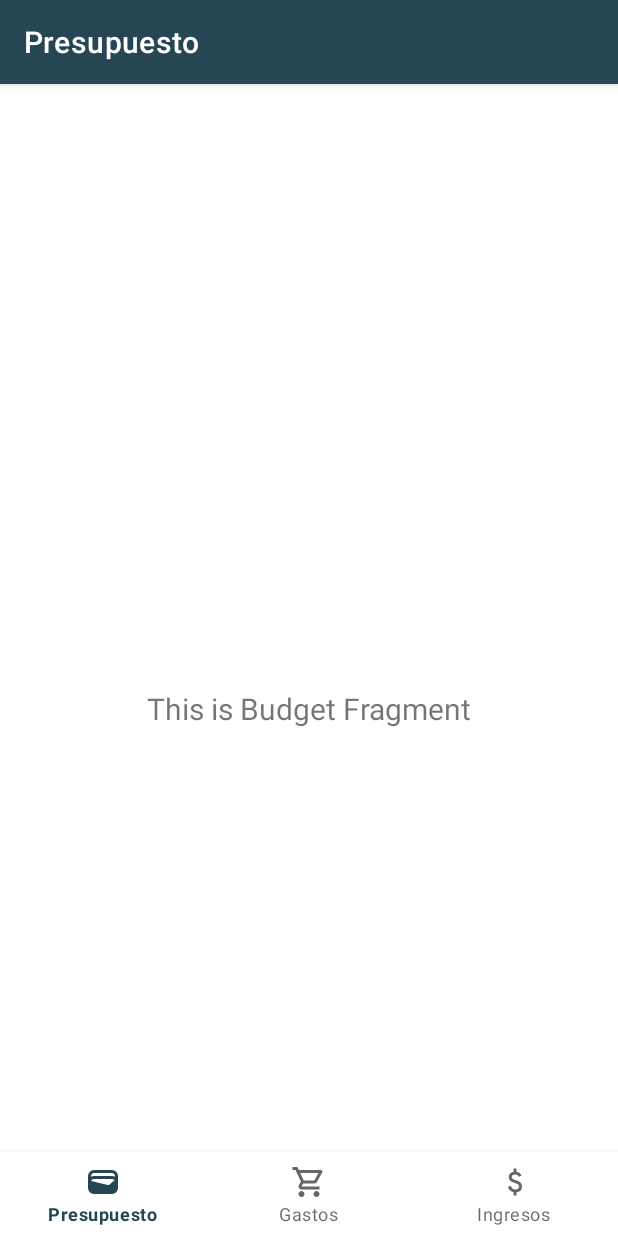
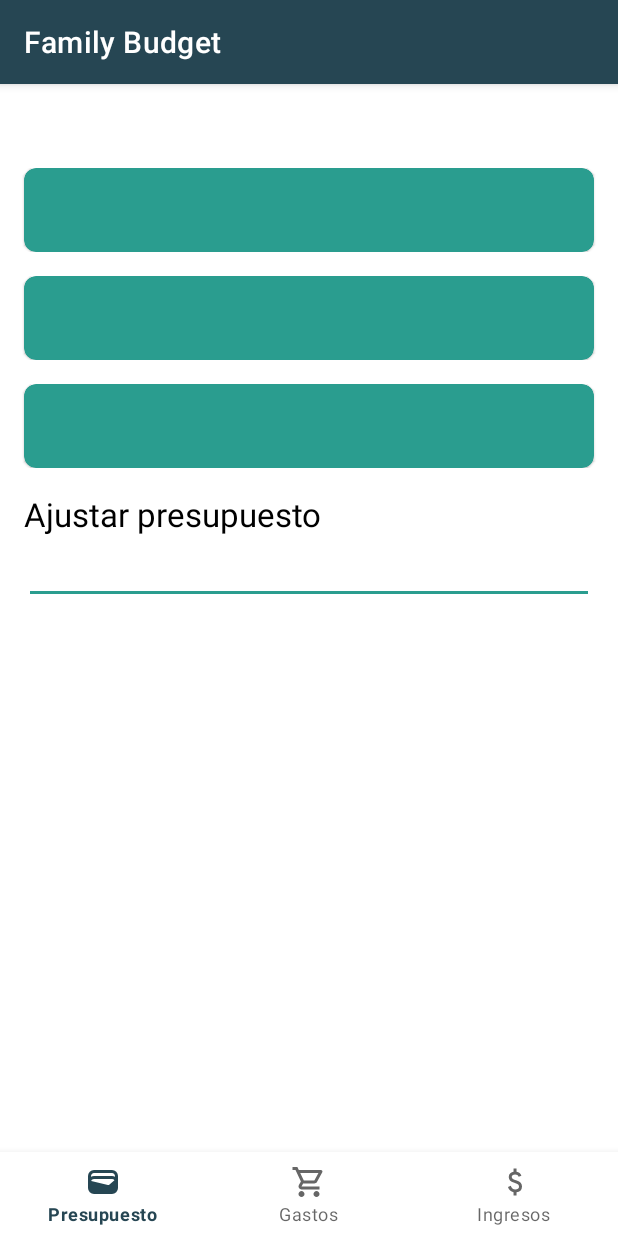
Before and after one commit to JohannRojas/family-budget, an Android app: the screen it shows after launch (MainActivity), on a phone screen of 412 x 824 dp. Run offline under Robolectric (Android 15) with nearby library versions, the phone set to English and light mode, and no system bars; our stand-ins replace navigation-ui.

Commit message:
feat(budget):create card fragment

```diff
--- a/app/src/main/java/com/example/familybudget/MainActivity.kt
+++ b/app/src/main/java/com/example/familybudget/MainActivity.kt
@@ -1,9 +1,11 @@
 package com.example.familybudget
 
 import android.os.Bundle
+import android.widget.TextView
 import com.google.android.material.bottomnavigation.BottomNavigationView
 import androidx.appcompat.app.AppCompatActivity
 import androidx.appcompat.app.AppCompatDelegate
+import androidx.appcompat.widget.Toolbar
 import androidx.navigation.findNavController
 import androidx.navigation.ui.AppBarConfiguration
 import androidx.navigation.ui.setupActionBarWithNavController
@@ -24,15 +26,29 @@ class MainActivity : AppCompatActivity() {
 
         val navView: BottomNavigationView = binding.navView
 
+//        val toolbar = binding.toolbar.findViewById<Toolbar>(R.id.custom_toolbar)
+//        setSupportActionBar(toolbar)
+
+//        supportActionBar?.setDisplayShowTitleEnabled(true)
+
+
         val navController = findNavController(R.id.nav_host_fragment_activity_main)
-        // Passing each menu ID as a set of Ids because each
-        // menu should be considered as top level destinations.
+//        // Passing each menu ID as a set of Ids because each
+//        // menu should be considered as top level destinations.
         val appBarConfiguration = AppBarConfiguration(
             setOf(
                 R.id.navigation_budget, R.id.navigation_bills, R.id.navigation_income
             )
         )
-        setupActionBarWithNavController(navController, appBarConfiguration)
+//        setupActionBarWithNavController(navController, appBarConfiguration)
         navView.setupWithNavController(navController)
+        navView.isItemHorizontalTranslationEnabled = true
+
+        navController.addOnDestinationChangedListener { _, destination, _ ->
+            val title = destination.label.toString()
+//            toolbar.findViewById<TextView>(R.id.toolbar_title).text = title
+        }
+//
+//        toolbar.findViewById<TextView>(R.id.toolbar_title).text = "Budget"
     }
 }
--- a/app/src/main/java/com/example/familybudget/ui/bills/BillsFragment.kt
+++ b/app/src/main/java/com/example/familybudget/ui/bills/BillsFragment.kt
@@ -28,10 +28,10 @@ class BillsFragment : Fragment() {
         _binding = FragmentBudgetBinding.inflate(inflater, container, false)
         val root: View = binding.root
 
-        val textView: TextView = binding.textBills
-        billsViewModel.text.observe(viewLifecycleOwner) {
-            textView.text = it
-        }
+//        val textView: TextView = binding.textBudget
+//        billsViewModel.text.observe(viewLifecycleOwner) {
+//            textView.text = it
+//        }
         return root
     }
 
--- a/app/src/main/java/com/example/familybudget/ui/budget/BudgetFragment.kt
+++ b/app/src/main/java/com/example/familybudget/ui/budget/BudgetFragment.kt
@@ -28,7 +28,7 @@ class BudgetFragment : Fragment() {
         _binding = FragmentBillsBinding.inflate(inflater, container, false)
         val root: View = binding.root
 
-        val textView: TextView = binding.textIncome
+        val textView: TextView = binding.textBills
         budgetViewModel.text.observe(viewLifecycleOwner) {
             textView.text = it
         }
--- a/app/src/main/res/layout/activity_main.xml
+++ b/app/src/main/res/layout/activity_main.xml
@@ -7,6 +7,41 @@
     android:paddingTop="?attr/actionBarSize"
     android:theme="@style/Theme.FamilyBudget"
     >
+
+<!--    <androidx.appcompat.widget.Toolbar-->
+<!--        android:id="@+id/toolbar"-->
+<!--        android:layout_width="match_parent"-->
+<!--        android:layout_height="?attr/actionBarSize"-->
+<!--        android:background="@color/primary"-->
+<!--        app:layout_constraintHorizontal_bias="0.0"-->
+<!--        app:layout_constraintLeft_toLeftOf="parent"-->
+<!--        app:layout_constraintRight_toRightOf="parent"-->
+<!--        app:layout_constraintTop_toTopOf="parent"-->
+<!--        app:titleTextAppearance="@style/ToolbarText">-->
+
+<!--        <TextView-->
+<!--            android:id="@+id/toolbar_title"-->
+<!--            android:layout_width="wrap_content"-->
+<!--            android:layout_height="wrap_content"-->
+<!--            android:layout_gravity="center"-->
+<!--            android:text="Budget"-->
+<!--            android:textColor="@color/white"-->
+<!--            android:textSize="32sp" />-->
+<!--    </androidx.appcompat.widget.Toolbar>-->
+
+    <fragment
+        android:id="@+id/nav_host_fragment_activity_main"
+        android:name="androidx.navigation.fragment.NavHostFragment"
+        android:layout_width="match_parent"
+        android:layout_height="match_parent"
+        app:defaultNavHost="true"
+        app:layout_constraintBottom_toTopOf="@id/nav_view"
+        app:layout_constraintLeft_toLeftOf="parent"
+        app:layout_constraintRight_toRightOf="parent"
+        app:layout_constraintTop_toTopOf="parent"
+        app:navGraph="@navigation/mobile_navigation"
+
+        />
 
     <com.google.android.material.bottomnavigation.BottomNavigationView
         android:id="@+id/nav_view"
@@ -18,18 +53,9 @@
         app:layout_constraintBottom_toBottomOf="parent"
         app:layout_constraintLeft_toLeftOf="parent"
         app:layout_constraintRight_toRightOf="parent"
-        app:menu="@menu/bottom_nav_menu" />
-
-    <fragment
-        android:id="@+id/nav_host_fragment_activity_main"
-        android:name="androidx.navigation.fragment.NavHostFragment"
-        android:layout_width="match_parent"
-        android:layout_height="match_parent"
-        app:defaultNavHost="true"
-        app:layout_constraintBottom_toTopOf="@id/nav_view"
-        app:layout_constraintLeft_toLeftOf="parent"
-        app:layout_constraintRight_toRightOf="parent"
-        app:layout_constraintTop_toTopOf="parent"
-        app:navGraph="@navigation/mobile_navigation" />
-
+        app:menu="@menu/bottom_nav_menu"
+        app:itemTextAppearanceActive="@style/BottomNavigationActiveText"
+        app:itemTextAppearanceInactive="@style/BottomNavigationInactiveText"
+        app:itemRippleColor="@android:color/transparent"
+        />
 </androidx.constraintlayout.widget.ConstraintLayout>
--- /dev/null
+++ b/app/src/main/res/layout/custom_card.xml
@@ -0,0 +1,25 @@
+<?xml version="1.0" encoding="utf-8"?>
+<androidx.constraintlayout.widget.ConstraintLayout xmlns:android="http://schemas.android.com/apk/res/android"
+    android:layout_width="match_parent"
+    android:layout_height="match_parent"
+    xmlns:app="http://schemas.android.com/apk/res-auto">
+
+    <com.google.android.material.card.MaterialCardView
+        android:id="@+id/custom_card"
+        app:cardCornerRadius="8dp"
+        android:layout_width="match_parent"
+        android:layout_height="wrap_content"
+        android:layout_marginHorizontal="16dp"
+        app:layout_constraintTop_toTopOf="parent"
+        android:background="@color/primary"
+        android:minHeight="?attr/actionBarSize"
+        android:theme="?attr/actionBarTheme"
+        android:elevation="4dp"
+        android:layout_marginTop="0dp"
+        android:layout_marginBottom="0dp"
+        app:cardBackgroundColor="@color/secondary"
+        />
+
+
+
+</androidx.constraintlayout.widget.ConstraintLayout>
--- a/app/src/main/res/layout/fragment_bills.xml
+++ b/app/src/main/res/layout/fragment_bills.xml
@@ -7,7 +7,7 @@
     tools:context=".ui.budget.BudgetFragment">
 
     <TextView
-        android:id="@+id/text_income"
+        android:id="@+id/textBills"
         android:layout_width="match_parent"
         android:layout_height="wrap_content"
         android:layout_marginStart="8dp"
@@ -19,4 +19,6 @@
         app:layout_constraintEnd_toEndOf="parent"
         app:layout_constraintStart_toStartOf="parent"
         app:layout_constraintTop_toTopOf="parent" />
+
+
 </androidx.constraintlayout.widget.ConstraintLayout>
--- a/app/src/main/res/layout/fragment_budget.xml
+++ b/app/src/main/res/layout/fragment_budget.xml
@@ -6,17 +6,50 @@
     android:layout_height="match_parent"
     tools:context=".ui.bills.BillsFragment">
 
-    <TextView
-        android:id="@+id/text_bills"
+
+    <include
+        android:id="@+id/totalBudgetCard"
+        layout="@layout/custom_card"
         android:layout_width="match_parent"
         android:layout_height="wrap_content"
-        android:layout_marginStart="8dp"
-        android:layout_marginTop="8dp"
-        android:layout_marginEnd="8dp"
-        android:textAlignment="center"
-        android:textSize="20sp"
-        app:layout_constraintBottom_toBottomOf="parent"
-        app:layout_constraintEnd_toEndOf="parent"
-        app:layout_constraintStart_toStartOf="parent"
         app:layout_constraintTop_toTopOf="parent" />
+
+    <include
+        android:id="@+id/billsCard"
+        layout="@layout/custom_card"
+        android:layout_width="match_parent"
+        android:layout_height="wrap_content"
+        style="@style/Theme.FamilyBudget"
+        android:layout_marginTop="16dp"
+        app:layout_constraintTop_toBottomOf="@id/totalBudgetCard" />
+
+    <include
+        android:id="@+id/remainingCard"
+        layout="@layout/custom_card"
+        android:layout_width="match_parent"
+        android:layout_height="wrap_content"
+        android:layout_marginTop="16dp"
+        app:layout_constraintTop_toBottomOf="@id/billsCard" />
+
+    <TextView
+        android:id="@+id/labelBudgetInput"
+        android:layout_width="wrap_content"
+        android:layout_height="wrap_content"
+        android:text="Ajustar presupuesto"
+        android:textColor="@color/black"
+        android:textSize="22sp"
+        android:layout_marginTop="16dp"
+        android:layout_marginHorizontal="16dp"
+        app:layout_constraintLeft_toLeftOf="parent"
+        app:layout_constraintTop_toBottomOf="@+id/remainingCard" />
+
+    <com.google.android.material.textfield.TextInputEditText
+        android:layout_width="match_parent"
+        android:layout_height="wrap_content"
+        app:layout_constraintTop_toBottomOf="@+id/labelBudgetInput"
+        android:layout_marginHorizontal="16dp"
+        android:id="@+id/inputBudget"
+
+        />
+
 </androidx.constraintlayout.widget.ConstraintLayout>
--- a/app/src/main/res/menu/bottom_nav_menu.xml
+++ b/app/src/main/res/menu/bottom_nav_menu.xml
@@ -9,11 +9,13 @@
     <item
         android:id="@+id/navigation_bills"
         android:icon="@drawable/ic_shopping_cart_24dp"
-        android:title="@string/title_bills" />
+        android:title="@string/title_bills"
+        />
 
     <item
         android:id="@+id/navigation_income"
         android:icon="@drawable/ic_attach_money_24dp"
-        android:title="@string/title_income" />
+        android:title="@string/title_income"
+        />
 
 </menu>
--- a/app/src/main/res/navigation/mobile_navigation.xml
+++ b/app/src/main/res/navigation/mobile_navigation.xml
@@ -9,17 +9,34 @@
         android:id="@+id/navigation_budget"
         android:name="com.example.familybudget.ui.bills.BillsFragment"
         android:label="@string/title_budget"
-        tools:layout="@layout/fragment_budget" />
+        tools:layout="@layout/fragment_budget"
+
+        >
+        <action
+            android:id="@+id/action_navigation_budget_to_navigation_bills2"
+            app:destination="@id/navigation_bills" />
+    </fragment>
 
     <fragment
         android:id="@+id/navigation_bills"
         android:name="com.example.familybudget.ui.budget.BudgetFragment"
         android:label="@string/title_bills"
-        tools:layout="@layout/fragment_bills" />
+        tools:layout="@layout/fragment_bills" >
+        <action
+            android:id="@+id/action_navigation_bills_to_navigation_income"
+            app:destination="@id/navigation_income" />
+        <action
+            android:id="@+id/action_navigation_bills_to_navigation_budget"
+            app:destination="@id/navigation_budget" />
+    </fragment>
 
     <fragment
         android:id="@+id/navigation_income"
         android:name="com.example.familybudget.ui.Income.IncomeFragment"
         android:label="@string/title_income"
-        tools:layout="@layout/fragment_income" />
+        tools:layout="@layout/fragment_income" >
+        <action
+            android:id="@+id/action_navigation_income_to_navigation_bills"
+            app:destination="@id/navigation_bills" />
+    </fragment>
 </navigation>
--- a/app/src/main/res/values/colors.xml
+++ b/app/src/main/res/values/colors.xml
@@ -6,12 +6,8 @@
     <color name="secondary">#2A9D8F</color>
     <color name="alert">#E76F51</color>
     <color name="warning">#E9C46A</color>
+
+    <!-- Add the following lines for active and inactive label colors -->
+    <color name="active_label_color">#000000</color> <!-- White color for active labels -->
+    <color name="inactive_label_color">#B0B0B0</color> <!-- Light gray for inactive labels -->
 </resources>
-
-<!--<color name="purple_200">#FFBB86FC</color>-->
-<!--<color name="purple_500">#FF6200EE</color>-->
-<!--<color name="purple_700">#FF3700B3</color>-->
-<!--<color name="teal_200">#FF03DAC5</color>-->
-<!--<color name="teal_700">#FF018786</color>-->
-<!--<color name="black">#FF000000</color>-->
-<!--<color name="white">#FFFFFFFF</color>-->
--- a/app/src/main/res/values/themes.xml
+++ b/app/src/main/res/values/themes.xml
@@ -1,3 +1,4 @@
+<!-- res/values/themes.xml -->
 <resources xmlns:tools="http://schemas.android.com/tools">
     <!-- Base application theme. -->
     <style name="Theme.FamilyBudget" parent="Theme.MaterialComponents.DayNight.DarkActionBar">
@@ -7,8 +8,33 @@
         <!-- Secondary brand color. -->
         <item name="colorSecondary">@color/secondary</item>
         <item name="colorOnSecondary">@color/black</item>
+        <item name="tabIndicatorColor">@android:color/transparent</item>
+        <item name="tabRippleColor">@android:color/transparent</item>
         <!-- Status bar color. -->
-        <item name="android:statusBarColor">@color/white</item>
         <!-- Customize your theme here. -->
     </style>
+
+    <!-- Define text appearance styles for BottomNavigationView -->
+    <style name="BottomNavigationActiveText" parent="TextAppearance.MaterialComponents.Caption">
+        <item name="android:textSize">12sp</item>
+        <item name="android:textColor">@color/active_label_color</item>
+        <item name="android:gravity">center</item>
+        <item name="android:textAlignment">center</item>
+    </style>
+
+    <style name="BottomNavigationInactiveText" parent="TextAppearance.MaterialComponents.Caption">
+        <item name="android:textSize">12sp</item>
+        <item name="android:textColor">@color/inactive_label_color</item>
+        <item name="android:gravity">center</item>
+        <item name="android:textAlignment">center</item>
+    </style>
+
+    <!-- Define text appearance styles for Toolbar -->
+    <style name="ToolbarText" parent="TextAppearance.MaterialComponents.Caption">
+        <item name="android:textSize">32sp</item>
+        <item name="android:textColor">@color/black</item>
+        <item name="android:gravity">center</item>
+        <item name="android:textAlignment">center</item>
+    </style>
+
 </resources>
```
